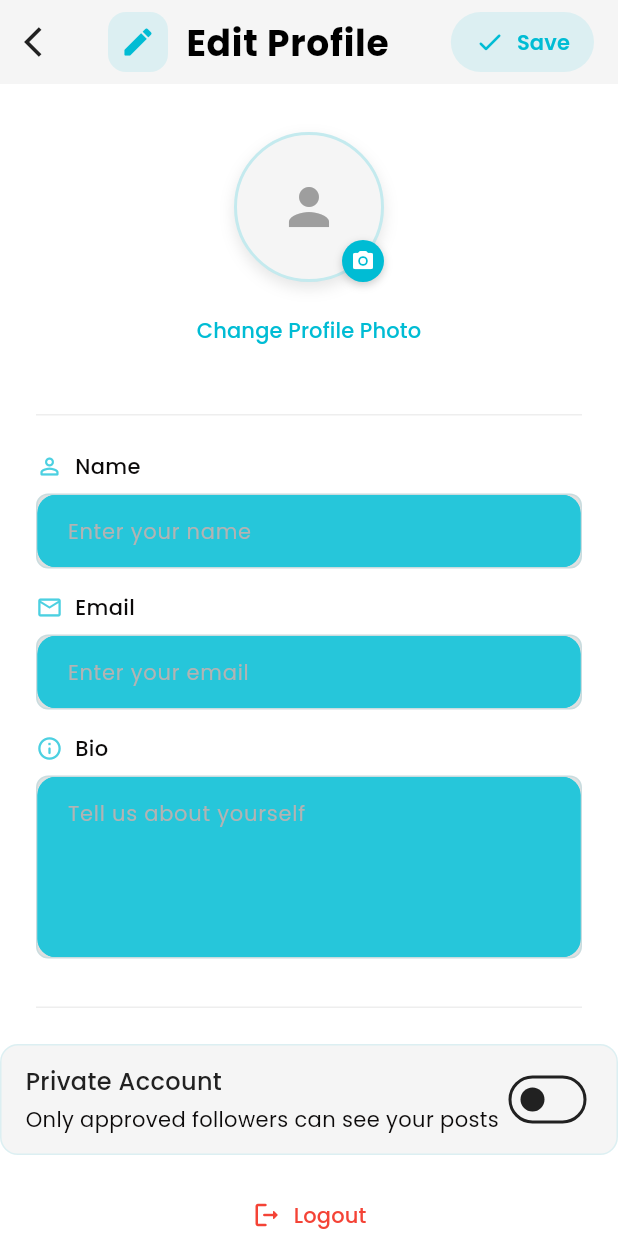
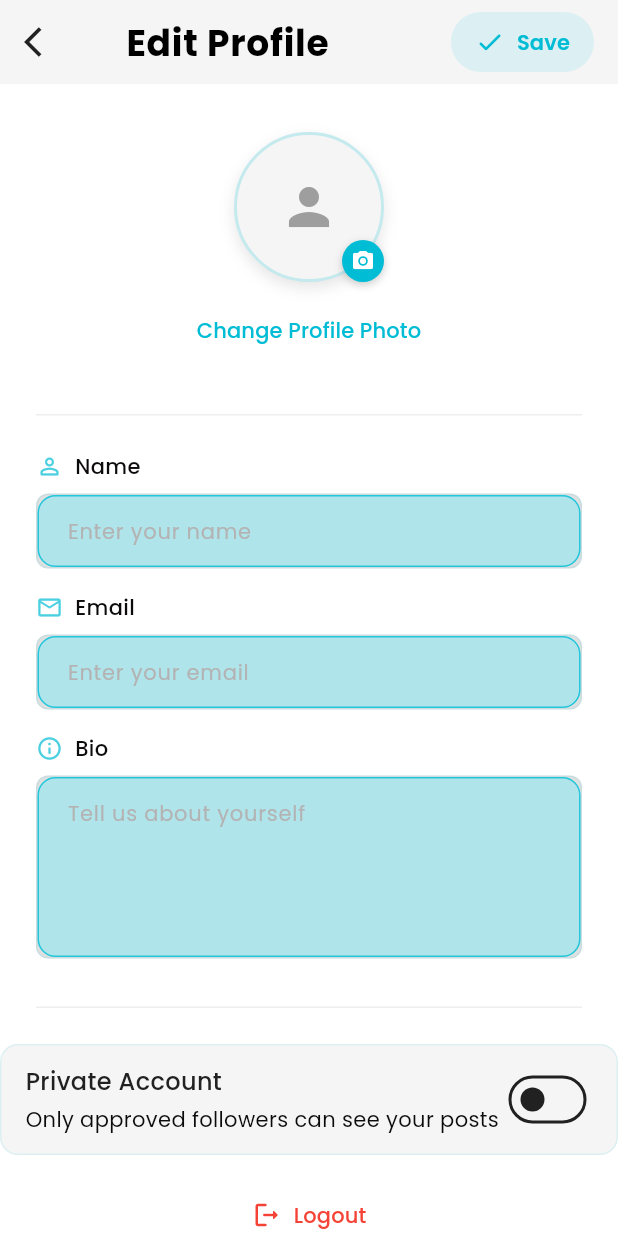
Before and after one commit to jayeshbonde04/SocialX, a Flutter app: the EditProfilePage screen opened directly with empty values, on a phone screen of 412 x 824 dp. Run offline on Flutter 3.47's test engine with Material 3 defaults, Android fonts, the phone set to English and light mode, and no system bars; our stand-ins replace audioplayers, cached_network_image, cloud_firestore, file_picker, firebase_auth, firebase_core and 8 more; missing offline and left inert: audio_waveforms, record; accounts and stored records are empty; network calls fail.

Commit message:
Final Updates

```diff
--- a/lib/features/auth/presentation/components/my_textfield.dart
+++ b/lib/features/auth/presentation/components/my_textfield.dart
@@ -1,4 +1,5 @@
 import 'package:flutter/material.dart';
+import 'package:socialx/themes/app_colors.dart';
 
 class MyTextfield extends StatefulWidget {
   final TextEditingController controller;
@@ -8,6 +9,7 @@ class MyTextfield extends StatefulWidget {
   final InputDecoration? decoration;
   final int? maxLines;
   final Color? cursorColor;
+  final Color? fillColors;
   const MyTextfield({
     super.key,
     required this.controller,
@@ -17,6 +19,7 @@ class MyTextfield extends StatefulWidget {
     this.decoration,
     this.maxLines,
     this.cursorColor,
+    this.fillColors,
   });
 
   @override
@@ -52,7 +55,7 @@ class _MyTextfieldState extends State<MyTextfield> {
         color: Color(0xFFB3B3B3),
         fontSize: 14,
       ),
-      fillColor: Theme.of(context).colorScheme.secondary,
+      fillColor: AppColors.third,
       filled: true,
     );
 
--- a/lib/features/profile/presentation/pages/edit_profile_page.dart
+++ b/lib/features/profile/presentation/pages/edit_profile_page.dart
@@ -281,23 +281,25 @@ class _EditProfilePageState extends State<EditProfilePage> {
         ),
         title: Row(
           children: [
-            Container(
-              padding: const EdgeInsets.all(8),
-              decoration: BoxDecoration(
-                color: Colors.cyan.withOpacity(0.1),
-                borderRadius: BorderRadius.circular(12),
-              ),
-              child: const Icon(
-                Icons.edit_rounded,
-                color: Colors.cyan,
-                size: 24,
-              ),
-            ),
+            // Container(
+            //   padding: const EdgeInsets.all(8),
+            //   decoration: BoxDecoration(
+            //     color: Colors.cyan.withOpacity(0.1),
+            //     borderRadius: BorderRadius.circular(12),
+            //   ),
+            //   child: const Icon(
+            //     Icons.edit_rounded,
+            //     color: Colors.cyan,
+            //     size: 24,
+            //   ),
+            // ),
             const SizedBox(width: 12),
-            Text(
+            Expanded(
+              child: Text(
                 'Edit Profile',
                 style: titleStyle.copyWith(
                   color: Colors.black,
+                ),
               ),
             ),
           ],
@@ -489,7 +491,6 @@ class _EditProfilePageState extends State<EditProfilePage> {
                         color: AppColors.textPrimary,
                         fontSize: 16,
                       ),
-                      cursorColor: Colors.cyan,
                       decoration: InputDecoration(
                         hintStyle: bodyStyle.copyWith(
                           color: AppColors.textSecondary.withOpacity(0.5),
@@ -553,7 +554,6 @@ class _EditProfilePageState extends State<EditProfilePage> {
                         color: AppColors.textPrimary,
                         fontSize: 16,
                       ),
-                      cursorColor: Colors.cyan,
                       decoration: InputDecoration(
                         hintStyle: bodyStyle.copyWith(
                           color: AppColors.textSecondary.withOpacity(0.5),
@@ -618,7 +618,6 @@ class _EditProfilePageState extends State<EditProfilePage> {
                         color: AppColors.textPrimary,
                         fontSize: 16,
                       ),
-                      cursorColor: Colors.cyan,
                       decoration: InputDecoration(
                         hintStyle: bodyStyle.copyWith(
                           color: AppColors.textSecondary.withOpacity(0.5),
@@ -664,7 +663,8 @@ class _EditProfilePageState extends State<EditProfilePage> {
               child: Row(
                 mainAxisAlignment: MainAxisAlignment.spaceBetween,
                 children: [
-                  Column(
+                  Expanded(
+                    child: Column(
                       crossAxisAlignment: CrossAxisAlignment.start,
                       children: [
                         Text(
@@ -684,6 +684,7 @@ class _EditProfilePageState extends State<EditProfilePage> {
                           ),
                         ),
                       ],
+                    ),
                   ),
                   Switch(
                     value: widget.user.isPrivate,
```
Also changed, not shown: lib/features/chats/presentation/pages/chat_page.dart (+9 -37 lines), 6 other files. Lines whose indentation alone changed are shown as unchanged.
